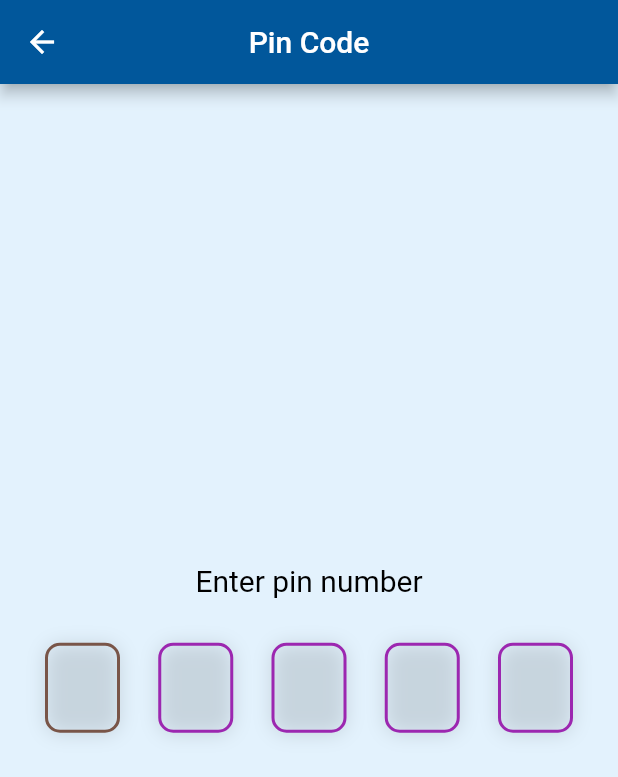
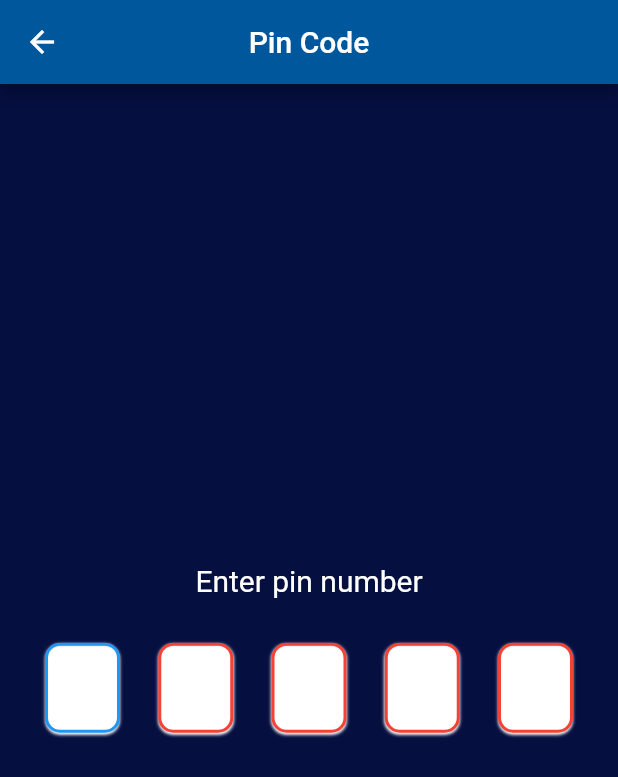
Before and after one commit to cosdemonamezon/Reward, a Flutter app: the PinCode screen opened directly, on a phone screen of 412 x 824 dp. Shown: the top 777 px of the screen. Run offline on Flutter 3.47's test engine with Material 2 defaults, Android fonts, the phone set to English and light mode, and no system bars; drawn by our look-alikes of pin_code_fields; our stand-ins replace flushbar, flutter_form_builder, get_it, jwt_decoder, pull_to_refresh, shared_preferences and 1 more; missing offline and left inert: flutter_appavailability, onesignal_flutter, pattern_formatter, sweetalert; accounts and stored records are empty.

Commit message:
edit pin

```diff
--- a/lib/Screens/Login/components/PinCode.dart
+++ b/lib/Screens/Login/components/PinCode.dart
@@ -16,7 +16,7 @@ class _PinCodeState extends State<PinCode> {
   Widget build(BuildContext context) {
     return Scaffold(
       //backgroundColor: Color(0xFFFFFFFF),
-      backgroundColor: Colors.blue.shade50,
+      backgroundColor: Color(0xff050f40),
       appBar: AppBar(
         centerTitle: true,
         title: Text("Pin Code"),
@@ -30,7 +30,7 @@ class _PinCodeState extends State<PinCode> {
               //SizedBox(height: 30.0),
               Text(
                 "Enter pin number",
-                style: TextStyle(fontSize: 20.0, color: Colors.black),
+                style: TextStyle(fontSize: 20.0, color: Colors.white),
               ),
               SizedBox(height: 30.0),
               PinCodeTextField(
@@ -49,18 +49,18 @@ class _PinCodeState extends State<PinCode> {
                     borderRadius: BorderRadius.circular(10),
                     fieldHeight: 60,
                     fieldWidth: 50,
-                    inactiveColor: Colors.purple,
-                    activeColor: Colors.orange,
-                    selectedColor: Colors.brown,
+                    inactiveColor: Colors.red,
+                    activeColor: Colors.red,
+                    selectedColor: Colors.blue,
                   ),
-                  backgroundColor: Colors.blue.shade50,
+                  backgroundColor: Color(0xff050f40),
                   enableActiveFill: false,
                   controller: textEditingController,
                   boxShadows: [
                     BoxShadow(
                       offset: Offset(0, 1),
-                      color: Colors.black12,
-                      blurRadius: 10,
+                      color: Colors.white,
+                      blurRadius: 1,
                     )
                   ],
                   onCompleted: (value) {
```
